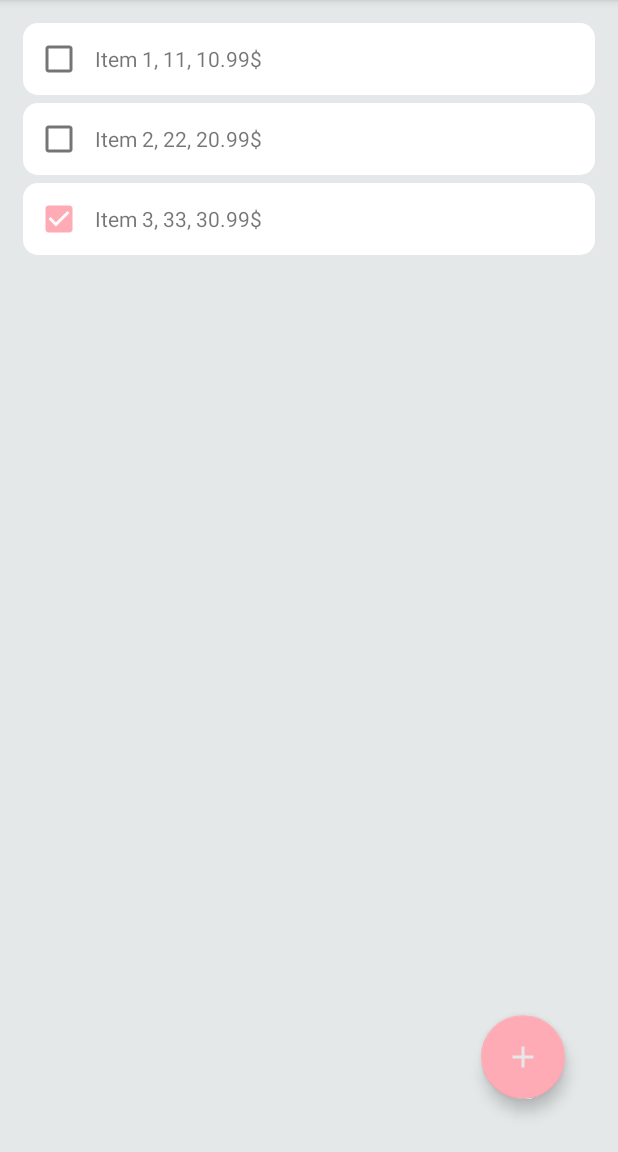
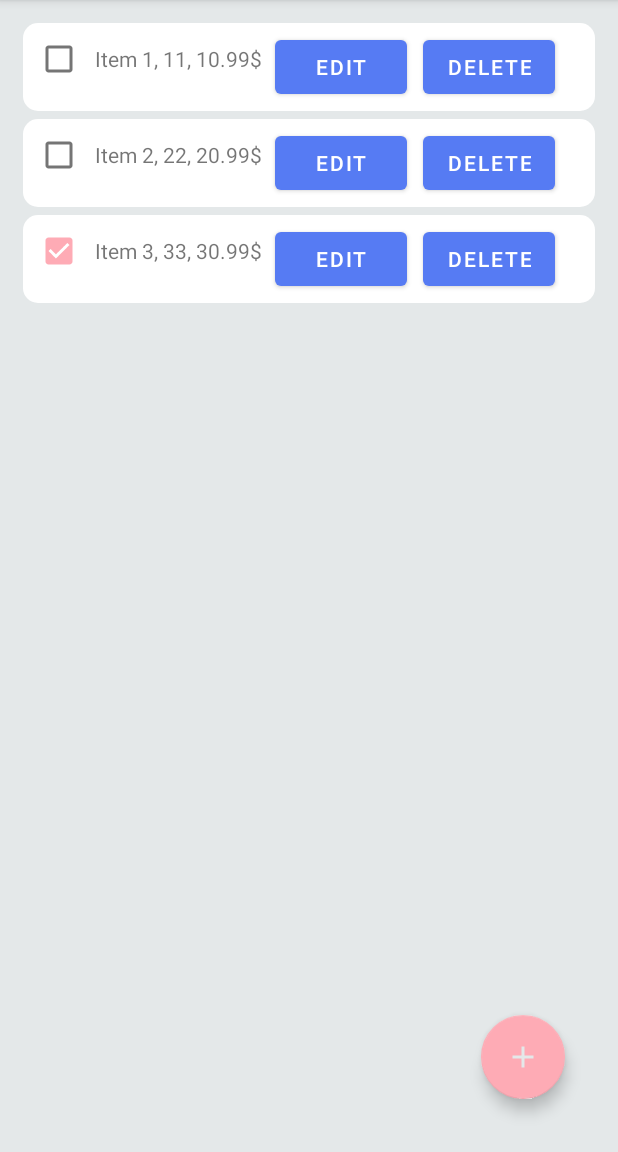
Before and after one commit to Sverda/Android-Shopping-List, an Android app: the ShoppingListActivity screen opened directly, with no data from a screen before it, on a phone screen of 412 x 824 dp, the part 84-1236 px from its top. Run offline under Robolectric (Android 15) with nearby library versions, the phone set to English and light mode, and no system bars.

Commit message:
Add buttons for edit/delete

```diff
--- a/app/src/main/res/layout/shopping_item.xml
+++ b/app/src/main/res/layout/shopping_item.xml
@@ -30,6 +30,18 @@
             android:layout_width="wrap_content"
             android:layout_height="wrap_content"
             android:text="price"/>
+        <Button
+            android:id="@+id/item_edit"
+            android:layout_width="wrap_content"
+            android:layout_height="wrap_content"
+            android:text="edit"
+            android:layout_margin="5dp"/>
+        <Button
+            android:id="@+id/item_delete"
+            android:layout_width="wrap_content"
+            android:layout_height="wrap_content"
+            android:text="delete"
+            android:layout_margin="5dp"/>
     </LinearLayout>
 
 </androidx.constraintlayout.widget.ConstraintLayout>
```
